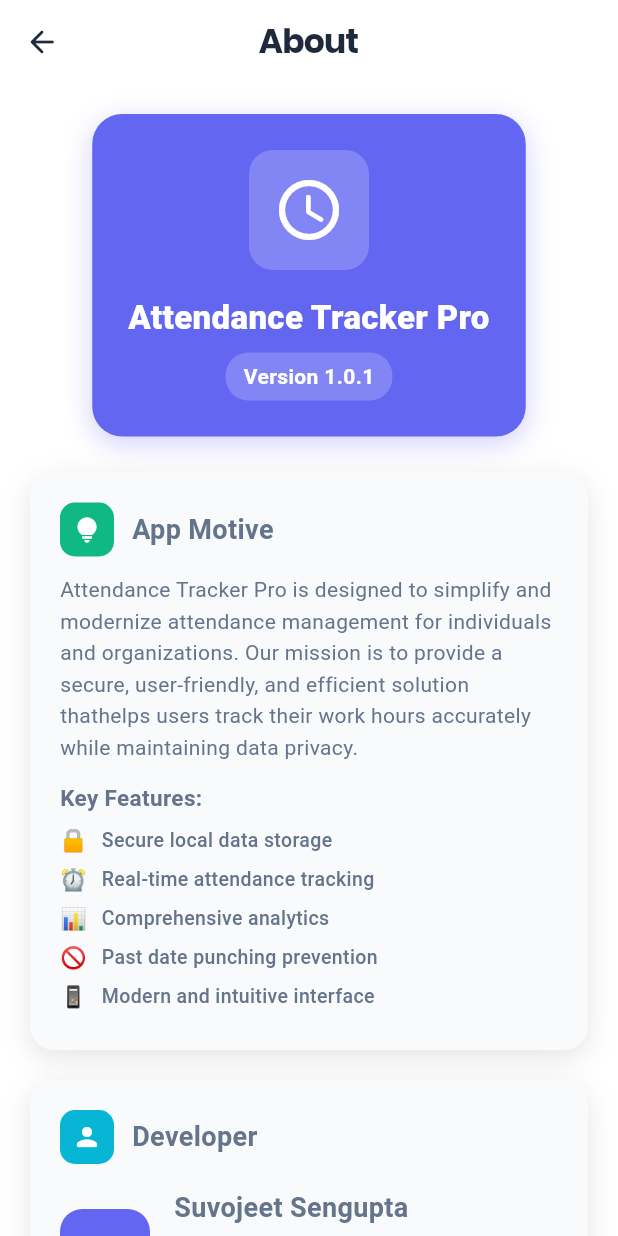
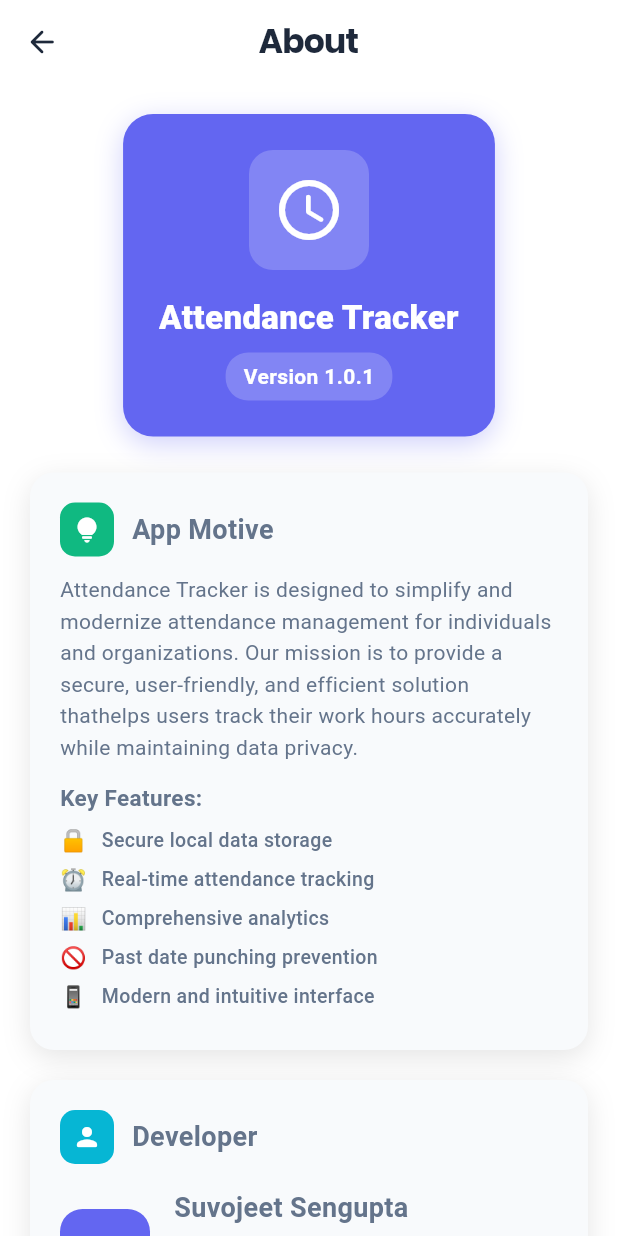
Before and after one commit to suvojit213/attendence_tracker, a Flutter app: the AboutScreen screen opened by its route, on a phone screen of 412 x 824 dp. Run offline on Flutter 3.47's test engine with Material 3 defaults, Android fonts, the phone set to English and light mode, and no system bars; our stand-ins replace csv, pdf, shared_preferences, table_calendar; missing offline and left inert: syncfusion_flutter_pdfviewer; accounts and stored records are empty.

Commit message:
feat: Rename 'Attendance Tracker Pro' to 'Attendance Tracker'

```diff
--- a/lib/screens/about_screen.dart
+++ b/lib/screens/about_screen.dart
@@ -220,7 +220,7 @@ class _AboutScreenState extends State<AboutScreen> {
                   ),
                   const SizedBox(height: 16),
                   const Text(
-                    'Attendance Tracker Pro',
+                    'Attendance Tracker',
                     style: TextStyle(
                       color: Colors.white,
                       fontSize: 22,
@@ -294,7 +294,7 @@ class _AboutScreenState extends State<AboutScreen> {
                   ),
                   const SizedBox(height: 12),
                   const Text(
-                    'Attendance Tracker Pro is designed to simplify and modernize attendance management for individuals and organizations. Our mission is to provide a secure, user-friendly, and efficient solution thathelps users track their work hours accurately while maintaining data privacy.',
+                    'Attendance Tracker is designed to simplify and modernize attendance management for individuals and organizations. Our mission is to provide a secure, user-friendly, and efficient solution thathelps users track their work hours accurately while maintaining data privacy.',
                     style: TextStyle(
                       fontSize: 14,
                       height: 1.5,
--- a/lib/screens/home_screen.dart
+++ b/lib/screens/home_screen.dart
@@ -549,7 +549,7 @@ class _HomeScreenState extends State<HomeScreen> with TickerProviderStateMixin {
 
     return Scaffold(
       appBar: AppBar(
-        title: const Text('Attendance Tracker Pro'),
+        title: const Text('Attendance Tracker'),
         elevation: 0,
         actions: [
           IconButton(
```
